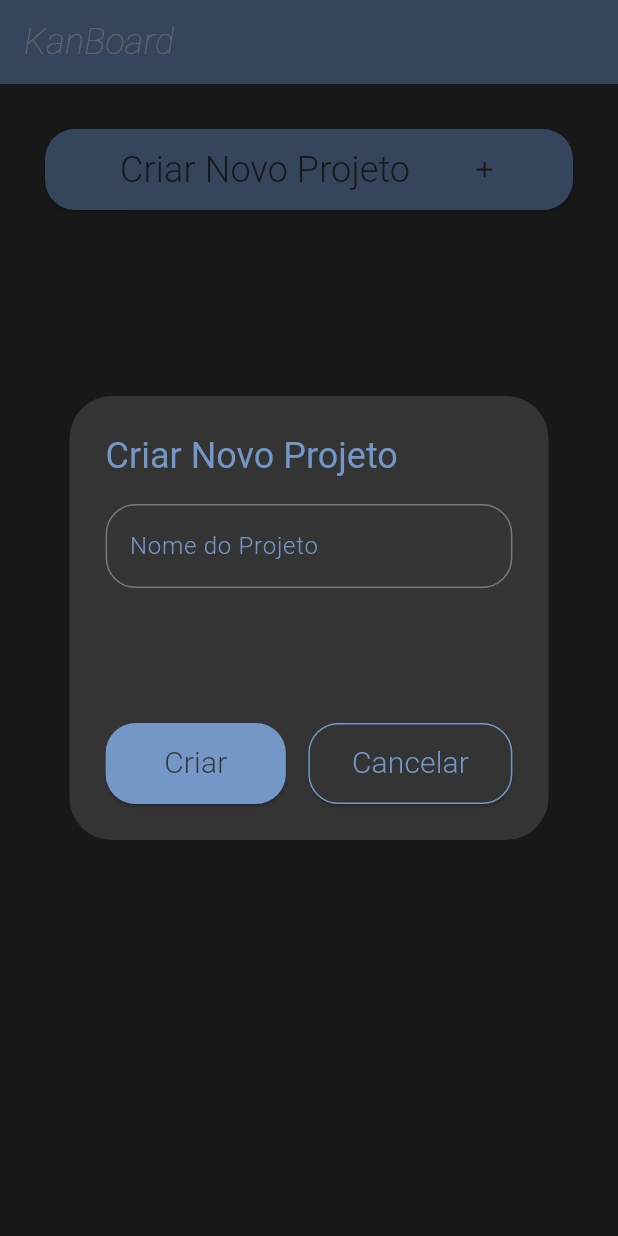
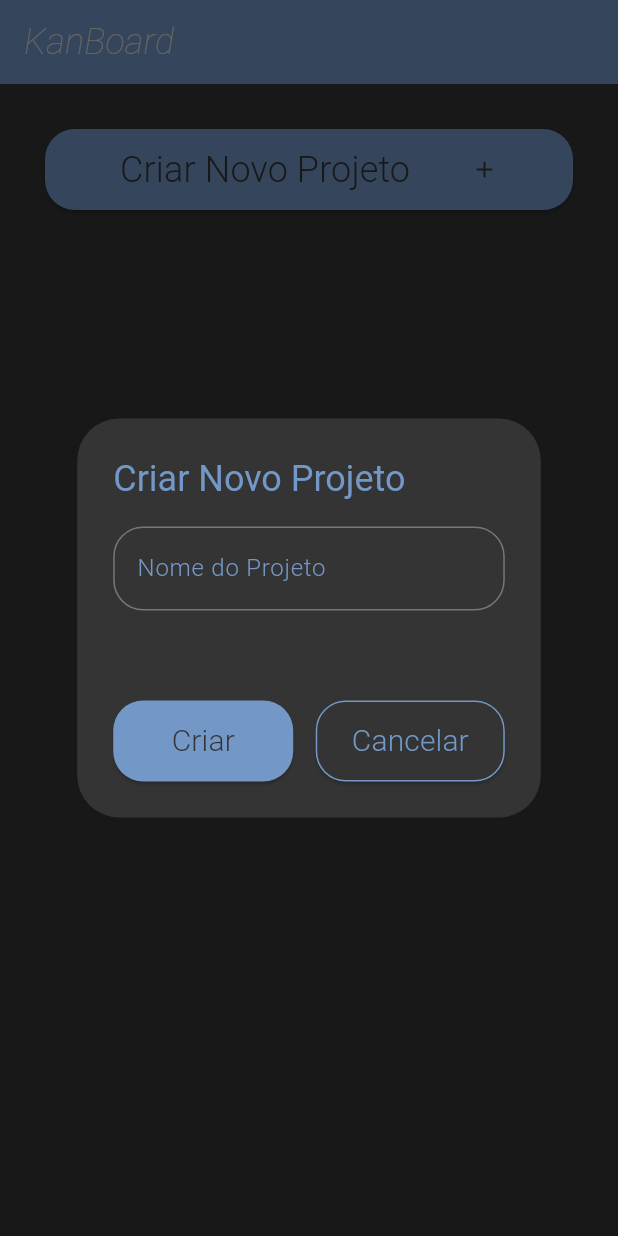
Before and after one commit to darllangomes/KanBoard, a Flutter app: the HomeView screen opened by its route, after a tap on "Criar Novo Projeto", on a phone screen of 412 x 824 dp. Run offline on Flutter 3.47's test engine with Material 3 defaults, Android fonts, the phone set to English and light mode, and no system bars; our stand-ins replace dio, jwt_decoder.

Commit message:
:sparkles: feat: adicionar modal add_workspace a tela de home

```diff
--- a/kandoard/lib/view/home_view.dart
+++ b/kandoard/lib/view/home_view.dart
@@ -1,6 +1,6 @@
 import 'package:flutter/material.dart';
+import 'package:kandoard/components/add_workspace_dialog.dart';
 import 'package:kandoard/components/workspace_card.dart';
-import 'package:kandoard/controller/textfield_controller.dart';
 import 'package:kandoard/provider/workspace_provider.dart';
 import 'package:kandoard/shared/app_colors.dart';
 import 'package:provider/provider.dart';
@@ -77,7 +77,8 @@ class HomeViewState extends State<HomeView>   {
                     ),
                     onPressed: () {
 
-                      addProjectModal(context);
+
+                      addWorkspaceDialog(context);
 
                     })),
             const SizedBox(
@@ -108,116 +109,4 @@ class HomeViewState extends State<HomeView>   {
     );
   }
 
-  Future<void> addProjectModal(BuildContext context) {
-    final nameProjectInput = TextEditingController();
-    return showDialog(
-        context: context,
-        builder: (BuildContext context) {
-          return AlertDialog(
-              backgroundColor: AppColors.grey,
-              title: const Text(
-                'Criar Novo Projeto',
-                style: TextStyle(color: Color(0xFF7398C8)),
-              ),
-              content: SizedBox(
-                height: 200,
-                child: Column(
-                  mainAxisAlignment: MainAxisAlignment.spaceBetween,
-                  children: [
-                    Consumer<TextFieldController>(
-                        builder: (context, errorValue, child) {
-                      return TextFormField(
-                        style: TextStyle(color: AppColors.white),
-                        controller: nameProjectInput,
-                        decoration: InputDecoration(
-                            errorText: errorValue.errorInput.isEmpty
-                                ? null
-                                : errorValue.errorInput,
-                            labelText: 'Nome do Projeto',
-                            labelStyle: TextStyle(
-                              color: AppColors.blue,
-                              fontSize: 16,
-                              fontWeight: FontWeight.w300,
-                            ),
-                            border: OutlineInputBorder(
-                                borderRadius: BorderRadius.circular(20))),
-                      );
-                    }),
-                    Row(
-                      mainAxisAlignment: MainAxisAlignment.end,
-                      children: [
-                        SizedBox(
-                            height: 54,
-                            child: ElevatedButton(
-                                style: ElevatedButton.styleFrom(
-                                  shape: RoundedRectangleBorder(
-                                      borderRadius: BorderRadius.circular(20)),
-                                  backgroundColor: AppColors.blue,
-                                ),
-                                child: const Padding(
-                                  padding:
-                                      EdgeInsets.only(left: 15.0, right: 15.0),
-                                  child: Text(
-                                    'Criar',
-                                    style: TextStyle(
-                                        color: Color.fromARGB(255, 52, 52, 52),
-                                        fontSize: 20,
-                                        fontWeight: FontWeight.w300),
-                                  ),
-                                ),
-                                onPressed: () async {
-                                  final errorLabel =
-                                      context.read<TextFieldController>();
-                                  if (nameProjectInput.text.isEmpty) {
-
-                                    errorLabel
-                                        .setErrorMenssage('Digite um nome para o projeto');
-                                  } else {
-                                    final projectsList =
-                                        context.read<WorkspaceProvider>();
-                                    errorLabel.setErrorMenssage('');
-
-                                    projectsList.addBoardToWorkspace(nameProjectInput.text);
-
-                                    Navigator.of(context).pop();
-                                  }
-                                })),
-                        const SizedBox(
-                          width: 15,
-                        ),
-                        SizedBox(
-                            height: 54,
-                            child: ElevatedButton(
-                                style: ElevatedButton.styleFrom(
-                                  shape: RoundedRectangleBorder(
-                                      side: BorderSide(color: AppColors.blue),
-                                      borderRadius: BorderRadius.circular(20)),
-                                  backgroundColor: AppColors.grey,
-                                ),
-                                child: const Padding(
-                                  padding:
-                                      EdgeInsets.only(left: 5.0, right: 5.0),
-                                  child: Text(
-                                    'Cancelar',
-                                    style: TextStyle(
-                                        color: Color(0xFF7398C8),
-                                        fontSize: 20,
-                                        fontWeight: FontWeight.w300),
-                                  ),
-                                ),
-                                onPressed: () {
-                                  final errorLabel =
-                                      context.read<TextFieldController>();
-                                  if (errorLabel.errorInput != '') {
-                                    errorLabel.setErrorMenssage('');
-                                  }
-                                  Navigator.of(context).pop();
-                                }))
-                      ],
-                    ),
-                  ],
-                ),
-              ));
-        });
-  }
 }
```
Also changed, not shown: kandoard/lib/components/add_workspace_dialog.dart (+15 -22 lines).
